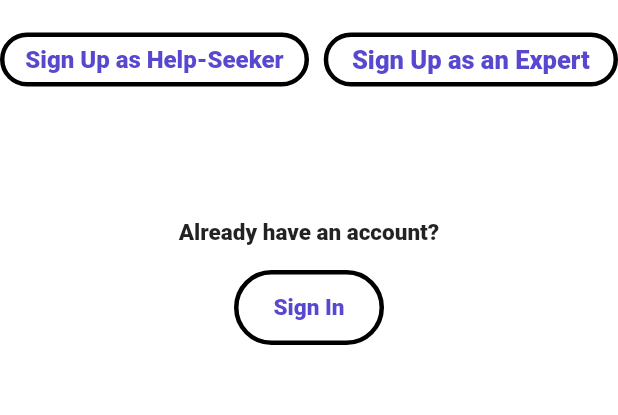
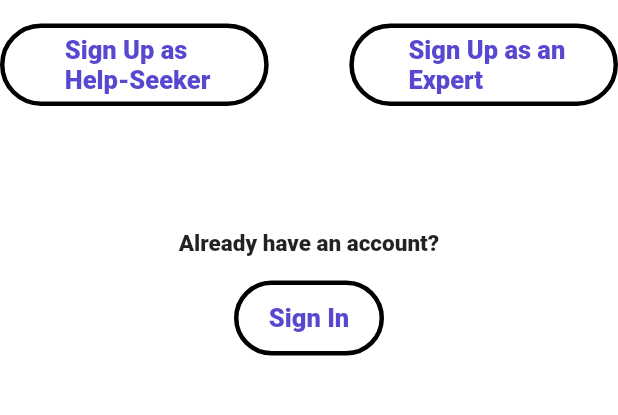
Before and after one commit to oia05/Istishara, a Flutter app: the screen it shows after launch, on a phone screen of 412 x 824 dp, the part 539-954 px from its top. Run offline on Flutter 3.47's test engine with Material 2 defaults, Android fonts, the phone set to English and light mode, and no system bars; our stand-ins replace cloud_firestore, connectivity; missing offline and left inert: loading_animations; accounts and stored records are empty.

Commit message:
Fixing buttons sizes in Start page

```diff
--- a/lib/Start.dart
+++ b/lib/Start.dart
@@ -40,11 +40,11 @@ class _StartState extends State<_Start> {
          Center( child: Text("New to Istishara? Create account",style: TextStyle(fontWeight: FontWeight.w900,fontSize: 15))),
          Container(child:Text(""),),
         Row(children: [
-          Container(width: screenWidth/2, child:
+          Container(width: screenWidth/2.3, height:screenHeight/15 ,child:
           OutlinedButton(
-            child: Text("Sign Up as Help-Seeker",
+            child: Text(" Sign Up as\n Help-Seeker",
                 style: TextStyle(
-                    fontSize: 16,
+                    fontSize: 17,
                     fontWeight: FontWeight.w900,
                     color: Color(0xff5848CF) )),
             onPressed: null,
@@ -56,9 +56,9 @@ class _StartState extends State<_Start> {
             ),)
           ),
           Spacer(),
-          Container(width: screenWidth/2.1 ,child:
+          Container(width: screenWidth/2.3,height: screenHeight/15,child:
           OutlinedButton(
-            child: Text("Sign Up as an Expert",
+            child: Text(" Sign Up as an\n Expert",
                 style: TextStyle(
                     fontSize: 17,
                     fontWeight: FontWeight.w900,
@@ -83,7 +83,7 @@ class _StartState extends State<_Start> {
               child: Text("Sign In",
 
                   style: TextStyle(
-                      fontSize: 15,
+                      fontSize: 17,
                       fontWeight: FontWeight.w900,
                       color: Color(0xff5848CF))),
               style: ElevatedButton.styleFrom(
```
Also changed, not shown: lib/Login.dart (+3 -10 lines), asset/images/meeting.png (deleted).
